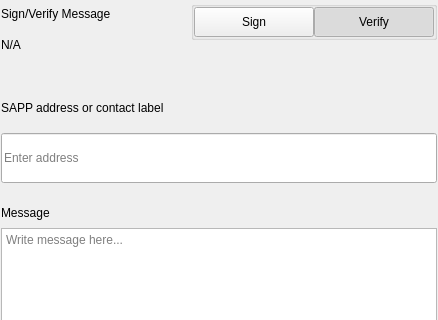
The window that src/qt/pivx/settings/forms/settingssignmessagewidgets.ui (decenomy/SAPP) describes before a commit, drawn with Qt 5; both pictures show x 0 to 438 and y 0 to 320 of the 438 by 579 pixel window.
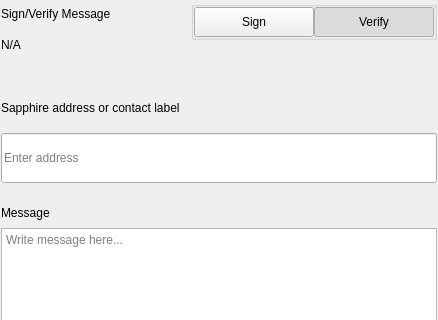
The same window after the commit.

What changed in the file:
```diff
--- a/src/qt/pivx/settings/forms/settingssignmessagewidgets.ui
+++ b/src/qt/pivx/settings/forms/settingssignmessagewidgets.ui
@@ -276,7 +276,7 @@
                </size>
               </property>
               <property name="text">
-               <string>SAPP address or contact label</string>
+               <string>Sapphire address or contact label</string>
               </property>
              </widget>
             </item>
```
